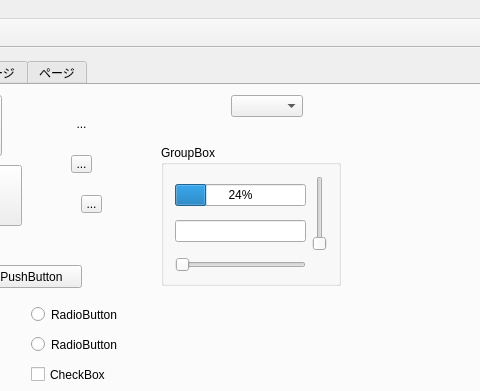
Qt form example/MainWindow.ui (soramimi/QtDarkStyle) before a commit; both pictures show x 152 to 632 and y 0 to 391 of the 765 by 547 pixel window.
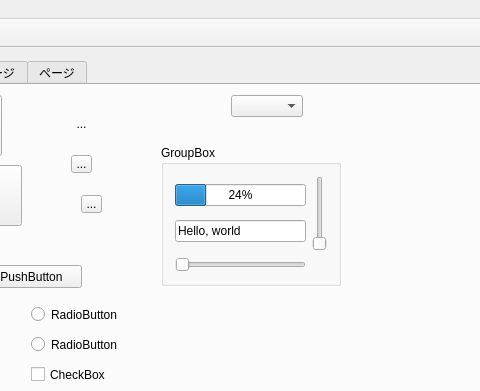
The same form after that commit. The open tabs and pages were chosen to show the change.

Commit message: 不活性状態の文字の色を調整

Patch:
```diff
--- a/example/MainWindow.ui
+++ b/example/MainWindow.ui
@@ -162,7 +162,17 @@
                </widget>
               </item>
               <item>
-               <widget class="QLineEdit" name="lineEdit"/>
+               <widget class="QLineEdit" name="lineEdit">
+                <property name="enabled">
+                 <bool>true</bool>
+                </property>
+                <property name="text">
+                 <string>Hello, world</string>
+                </property>
+                <property name="readOnly">
+                 <bool>true</bool>
+                </property>
+               </widget>
               </item>
              </layout>
             </item>
```
Left out of the diff: 2 changed lines with no effect on the pictures. The commit also changes 1 other file.
